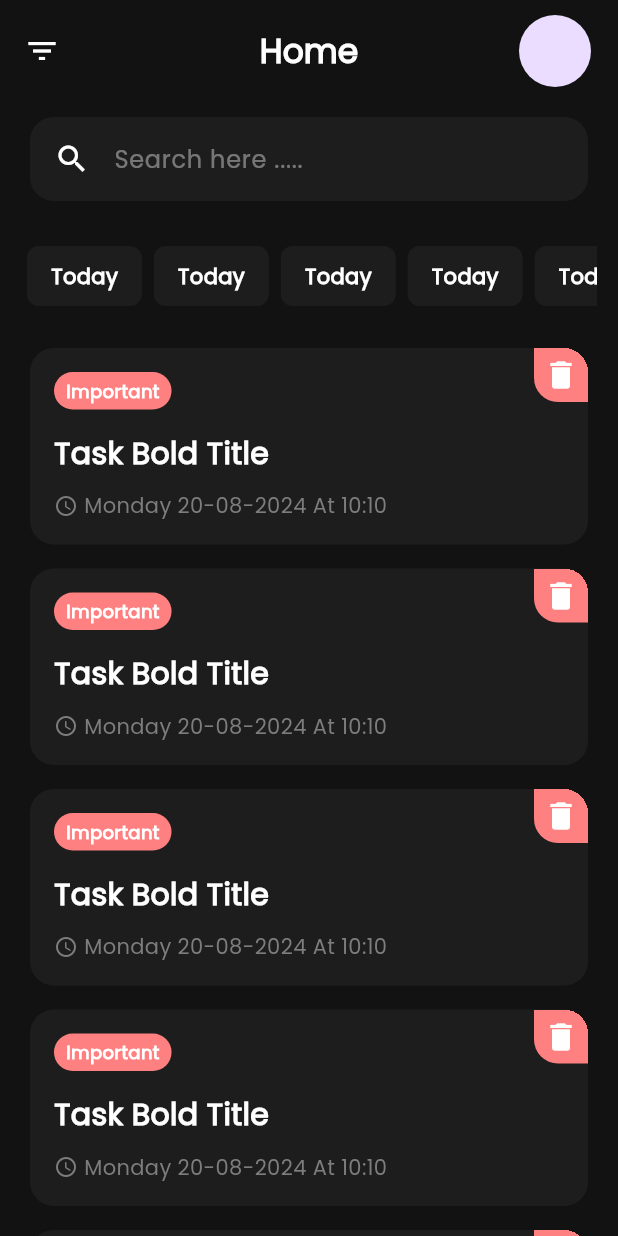
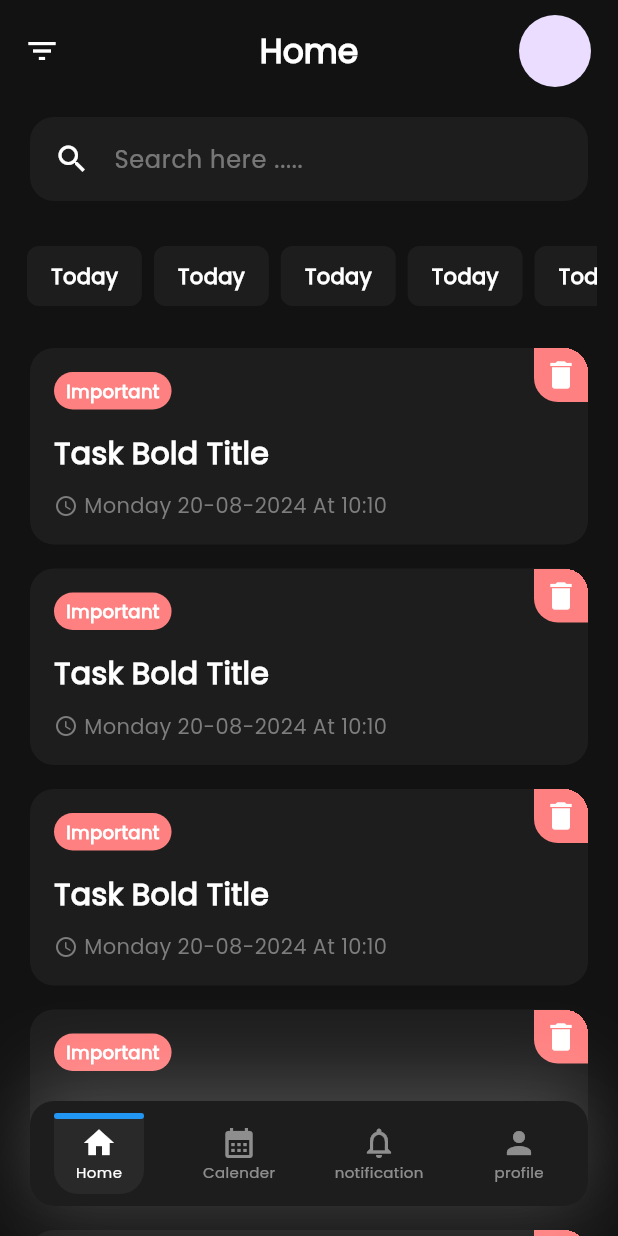
Before and after one commit to Mohamad-Ammis/To-Do-app, a Flutter app: the screen it shows after launch, on a phone screen of 412 x 824 dp. Run offline on Flutter 3.47's test engine with Material 3 defaults, Android fonts, the phone set to English and light mode, and no system bars; our stand-ins replace get, local_auth; missing offline and left inert: local_auth_android, local_auth_darwin.

Commit message:
build custom animated bottom navbar

```diff
--- /dev/null
+++ b/lib/controllers/navigation_controller.dart
@@ -0,0 +1,26 @@
+import 'package:flutter/material.dart';
+import 'package:get/get.dart';
+import 'package:to_do_app/model/navbar_model.dart';
+import 'package:to_do_app/views/home_page/widgets/home_page_body.dart';
+
+class NavigationController extends GetxController {
+  final List<NavbarModel> navbarItems = [
+    NavbarModel(icon: Icons.home, title: 'Home'),
+    NavbarModel(icon: Icons.calendar_month, title: 'Calender'),
+    NavbarModel(icon: Icons.notifications_none, title: 'notification'),
+    NavbarModel(icon: Icons.person, title: 'profile'),
+  ];
+  int selectedIndex = 0;
+  List<Widget> screens = [
+    const HomePageBody(),
+    Container(
+      color: Colors.amber,
+    ),
+    Container(
+      color: Colors.black,
+    ),
+    Container(
+      color: Colors.green,
+    )
+  ];
+}
--- /dev/null
+++ b/lib/model/navbar_model.dart
@@ -0,0 +1,8 @@
+import 'package:flutter/material.dart';
+
+class NavbarModel {
+  final IconData icon;
+  final String title;
+
+  NavbarModel({required this.icon, required this.title});
+}
--- a/lib/views/home_page/home_page.dart
+++ b/lib/views/home_page/home_page.dart
@@ -1,10 +1,7 @@
 import 'package:flutter/material.dart';
-import 'package:to_do_app/constans.dart';
-import 'package:to_do_app/views/home_page/widgets/filters_listview.dart';
-import 'package:to_do_app/views/home_page/widgets/home_page_appbar.dart';
-import 'package:to_do_app/views/home_page/widgets/home_page_searh_card.dart';
-import 'package:to_do_app/views/home_page/widgets/task_card.dart';
-import 'package:to_do_app/views/home_page/widgets/task_listview.dart';
+import 'package:get/get.dart';
+import 'package:to_do_app/controllers/navigation_controller.dart';
+import 'package:to_do_app/widgets/bottom_navbar.dart';
 
 class HomePage extends StatelessWidget {
   const HomePage({
@@ -14,27 +11,16 @@ class HomePage extends StatelessWidget {
   @override
   Widget build(BuildContext context) {
     return Scaffold(
-      backgroundColor: Constans.kDarkBackgroundColor,
-      appBar: HomePageAppbar(),
-      body: Column(
-        children: [
-          HomePageSearchBar(),
-          SizedBox(
-            height: 10,
-          ),
-          Container(
-            padding: EdgeInsets.symmetric(horizontal: 14),
-            height: 40,
-            child: FiltersListView(),
-          ),
-          SizedBox(
-            height: 20,
-          ),
-          Expanded(
-            child: TasksListView(),
-          )
-        ],
-      ),
+      body: GetBuilder<NavigationController>(
+          init: NavigationController(),
+          builder: (controller) {
+            return Stack(
+              children: [
+                controller.screens[controller.selectedIndex],
+                const CustomBottomNavbar()
+              ],
+            );
+          }),
     );
   }
 }
--- /dev/null
+++ b/lib/views/home_page/widgets/home_page_body.dart
@@ -0,0 +1,39 @@
+import 'package:flutter/material.dart';
+import 'package:to_do_app/constans.dart';
+import 'package:to_do_app/views/home_page/widgets/filters_listview.dart';
+import 'package:to_do_app/views/home_page/widgets/home_page_appbar.dart';
+import 'package:to_do_app/views/home_page/widgets/home_page_searh_card.dart';
+import 'package:to_do_app/views/home_page/widgets/task_listview.dart';
+
+class HomePageBody extends StatelessWidget {
+  const HomePageBody({
+    super.key,
+  });
+
+  @override
+  Widget build(BuildContext context) {
+    return Scaffold(
+      backgroundColor: Constans.kDarkBackgroundColor,
+      appBar: HomePageAppbar(),
+      body: Column(
+        children: [
+          HomePageSearchBar(),
+          SizedBox(
+            height: 10,
+          ),
+          Container(
+            padding: EdgeInsets.symmetric(horizontal: 14),
+            height: 40,
+            child: FiltersListView(),
+          ),
+          SizedBox(
+            height: 20,
+          ),
+          Expanded(
+            child: TasksListView(),
+          ),
+        ],
+      ),
+    );
+  }
+}
--- a/lib/views/home_page/widgets/task_listview.dart
+++ b/lib/views/home_page/widgets/task_listview.dart
@@ -1,4 +1,3 @@
-
 import 'package:flutter/material.dart';
 import 'package:to_do_app/views/home_page/widgets/task_card.dart';
 
@@ -12,7 +11,11 @@ class TasksListView extends StatelessWidget {
     return ListView.builder(
         itemCount: 6,
         itemBuilder: (context, index) {
-          return TaskCard();
+          return index == 5
+              ? SizedBox(
+                  height: 100,
+                )
+              : TaskCard();
         });
   }
 }
--- /dev/null
+++ b/lib/widgets/bottom_navbar.dart
@@ -0,0 +1,119 @@
+import 'package:flutter/material.dart';
+import 'package:get/get.dart';
+import 'package:to_do_app/constans.dart';
+import 'package:to_do_app/controllers/navigation_controller.dart';
+
+class CustomBottomNavbar extends StatelessWidget {
+  const CustomBottomNavbar({super.key});
+
+  @override
+  Widget build(BuildContext context) {
+    return GetBuilder<NavigationController>(
+        init: NavigationController(),
+        builder: (controller) {
+          return Align(
+            alignment: Alignment.bottomCenter,
+            child: Container(
+              padding: EdgeInsets.symmetric(horizontal: 16),
+              margin: EdgeInsets.all(20),
+              decoration: BoxDecoration(
+                  borderRadius:
+                      BorderRadius.circular(Constans.kCardBorderRadius),
+                  color: Constans.kCardBackgroundColor,
+                  boxShadow: [
+                    BoxShadow(
+                        color: Colors.white.withOpacity(.1),
+                        offset: Offset(0, 20),
+                        blurRadius: 40),
+                    BoxShadow(
+                        color: Colors.white.withOpacity(.15),
+                        offset: Offset(0, -20),
+                        blurRadius: 40)
+                  ]),
+              height: 70,
+              child: Row(
+                  mainAxisAlignment: MainAxisAlignment.spaceBetween,
+                  crossAxisAlignment: CrossAxisAlignment.center,
+                  children: controller.navbarItems.map((e) {
+                    return GestureDetector(
+                      onTap: () {
+                        controller.selectedIndex =
+                            controller.navbarItems.indexOf(e);
+                        controller.update();
+                      },
+                      child: AnimatedContainer(
+                        width: 60,
+                        padding: EdgeInsets.only(bottom: 8),
+                        duration: Duration(milliseconds: 300),
+                        decoration: BoxDecoration(
+                            color: controller.selectedIndex ==
+                                    controller.navbarItems.indexOf(e)
+                                ? Colors.white.withOpacity(.05)
+                                : Colors.transparent,
+                            borderRadius: BorderRadius.only(
+                                bottomRight:
+                                    Radius.circular(Constans.kCardBorderRadius),
+                                bottomLeft: Radius.circular(
+                                    Constans.kCardBorderRadius))),
+                        child: Column(
+                          mainAxisSize: MainAxisSize.min,
+                          crossAxisAlignment: CrossAxisAlignment.center,
+                          mainAxisAlignment: MainAxisAlignment.center,
+                          children: [
+                            AnimatedBar(
+                              isActive: controller.selectedIndex ==
+                                      controller.navbarItems.indexOf(e)
+                                  ? true
+                                  : false,
+                            ),
+                            SizedBox(
+                              height: 4,
+                            ),
+                            Icon(
+                              e.icon,
+                              color: controller.selectedIndex ==
+                                      controller.navbarItems.indexOf(e)
+                                  ? Constans.kWhiteElementColor
+                                  : Constans.kWhiteElementColor.withOpacity(.5),
+                            ),
+                            Text(
+                              e.title,
+                              style: TextStyle(
+                                  color: controller.selectedIndex ==
+                                          controller.navbarItems.indexOf(e)
+                                      ? Constans.kWhiteElementColor
+                                      : Constans.kWhiteElementColor
+                                          .withOpacity(.5),
+                                  fontFamily: Constans.kFontFamily,
+                                  fontSize: 10,
+                                  fontWeight: FontWeight.w200),
+                            )
+                          ],
+                        ),
+                      ),
+                    );
+                  }).toList()),
+            ),
+          );
+        });
+  }
+}
+
+class AnimatedBar extends StatelessWidget {
+  const AnimatedBar({
+    super.key,
+    required this.isActive,
+  });
+  final bool isActive;
+  @override
+  Widget build(BuildContext context) {
+    return AnimatedContainer(
+      duration: Duration(milliseconds: 300),
+      width: isActive ? 60 : 0,
+      height: 4,
+      decoration: BoxDecoration(
+          color: Colors.blue,
+          borderRadius: BorderRadius.circular(Constans.kCardBorderRadius)),
+    );
+  }
+}
```
